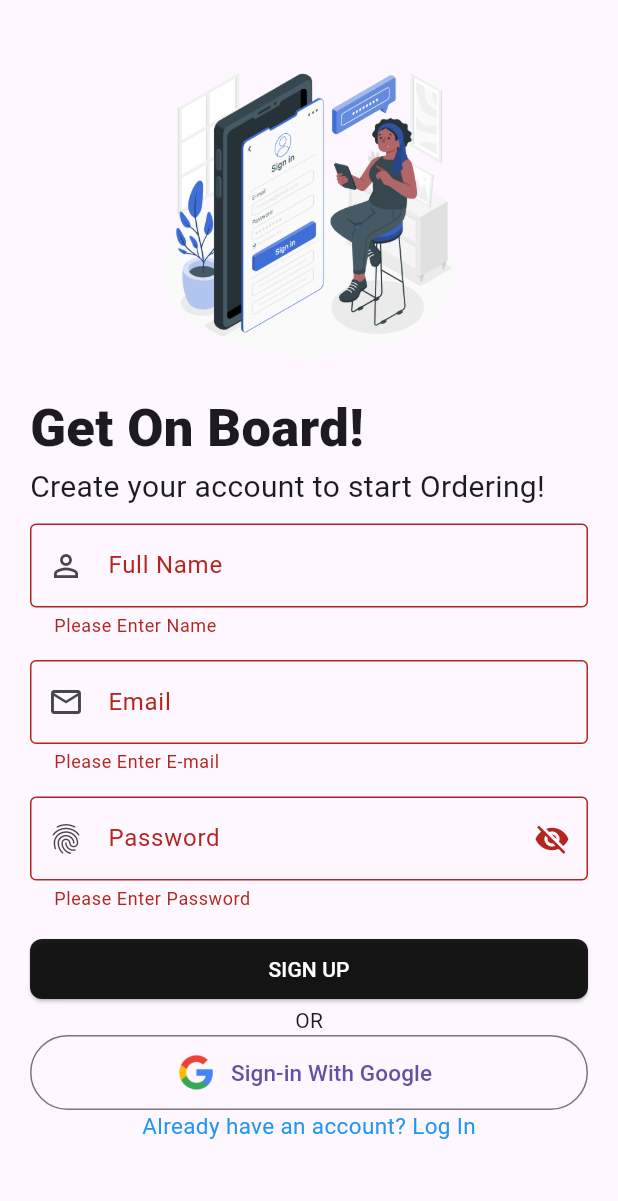
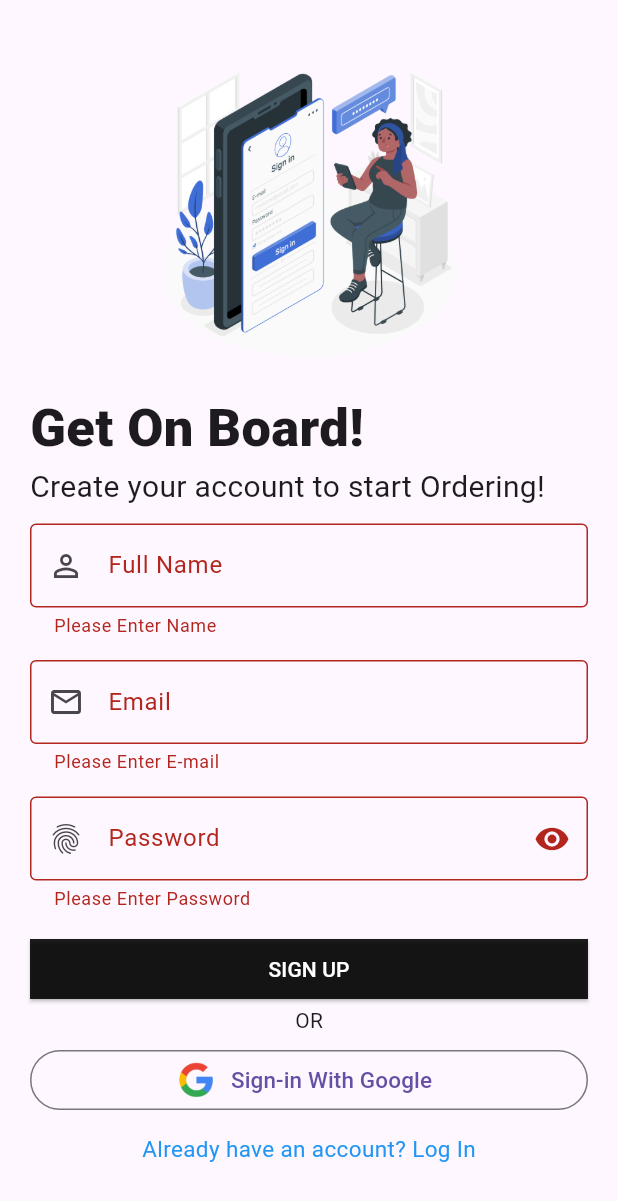
Before and after one commit to yeshabarot/CampusCrave, a Flutter app: the SignUpScreen screen opened directly, after a tap on "SIGN UP", after a tap on "Sign-in With Google", on a phone screen of 412 x 824 dp. Shown: the top 1201 px of the screen. Run offline on Flutter 3.47's test engine with Material 3 defaults, Android fonts, the phone set to English and light mode, and no system bars; our stand-ins replace cloud_firestore, curved_navigation_bar, firebase_auth, firebase_core, firebase_storage, image_picker and 2 more; accounts and stored records are empty; network calls fail.

Commit message:
Update signin_screen.dart

```diff
--- a/lib/screens/signin_screen.dart
+++ b/lib/screens/signin_screen.dart
@@ -1,149 +1,71 @@
-import 'package:firebase_auth/firebase_auth.dart';
-import 'package:flutter/material.dart';
-import 'package:google_sign_in/google_sign_in.dart';
 import 'package:campuscrave/pages/bottomnav.dart';
 import 'package:campuscrave/screens/login_screen.dart';
 import 'package:campuscrave/services/database.dart';
 import 'package:campuscrave/services/shared_pref.dart';
+import 'package:firebase_auth/firebase_auth.dart';
+import 'package:flutter/material.dart';
 import 'package:random_string/random_string.dart';
 
 class SignUpScreen extends StatefulWidget {
-  const SignUpScreen({Key? key}) : super(key: key);
+  const SignUpScreen({super.key});
 
   @override
   State<SignUpScreen> createState() => _SignUpScreenState();
 }
 
 class _SignUpScreenState extends State<SignUpScreen> {
-  final GoogleSignIn _googleSignIn = GoogleSignIn();
-  final FirebaseAuth _auth = FirebaseAuth.instance;
+  String email = "", password = "", name = "";
 
-  String email = "";
-  String password = "";
-  String name = "";
+  TextEditingController namecontroller = new TextEditingController();
 
-  TextEditingController nameController = TextEditingController();
-  TextEditingController passwordController = TextEditingController();
-  TextEditingController emailController = TextEditingController();
+  TextEditingController passwordcontroller = new TextEditingController();
 
-  final _formKey = GlobalKey<FormState>();
+  TextEditingController mailcontroller = new TextEditingController();
 
-  bool _passwordVisible = false;
+  final _formkey = GlobalKey<FormState>();
 
-  void _togglePasswordVisibility() {
-    setState(() {
-      _passwordVisible = !_passwordVisible;
-    });
-  }
+  registration() async {
+    if (password != null) {
+      try {
+        UserCredential userCredential = await FirebaseAuth.instance
+            .createUserWithEmailAndPassword(email: email, password: password);
 
-  Future<void> _signInWithGoogle() async {
-    try {
-      await _googleSignIn.signOut(); // Sign out of current Google session
-
-      final GoogleSignInAccount? googleSignInAccount = await _googleSignIn.signIn();
-      if (googleSignInAccount != null) {
-        final GoogleSignInAuthentication googleSignInAuthentication =
-            await googleSignInAccount.authentication;
-
-        final AuthCredential credential = GoogleAuthProvider.credential(
-          accessToken: googleSignInAuthentication.accessToken,
-          idToken: googleSignInAuthentication.idToken,
-        );
-
-        final UserCredential userCredential = await _auth.signInWithCredential(credential);
-        final User? user = userCredential.user;
-
-        if (user != null) {
-          // Signed in
-          ScaffoldMessenger.of(context).showSnackBar(
-            const SnackBar(
-              content: Text('Sign in with Google succeeded'),
-            ),
-          );
-
-          // Save user information to shared preferences
-          await SharedPreferenceHelper().saveUserName(user.displayName ?? '');
-          await SharedPreferenceHelper().saveUserEmail(user.email ?? '');
-          await SharedPreferenceHelper().saveUserId(user.uid);
-
-          // Navigate to the home page after successful sign-in
-          Navigator.pushReplacement(
-            context,
-            MaterialPageRoute(builder: (context) => const BottomNav()),
-          );
-        } else {
-          // Handle sign-in failure
-          ScaffoldMessenger.of(context).showSnackBar(
-            const SnackBar(
-              content: Text('Failed to sign in with Google'),
-            ),
-          );
-        }
-      }
-    } catch (e) {
-      print(e.toString());
-      ScaffoldMessenger.of(context).showSnackBar(
-        const SnackBar(
-          content: Text('Failed to sign in with Google'),
-        ),
-      );
-    }
-  }
-
-  void _register() async {
-    // Perform registration logic
-    // Replace with your registration logic
-    try {
-      UserCredential userCredential = await FirebaseAuth.instance.createUserWithEmailAndPassword(
-        email: email,
-        password: password,
-      );
-
-      ScaffoldMessenger.of(context).showSnackBar(
-        const SnackBar(
+        ScaffoldMessenger.of(context).showSnackBar((const SnackBar(
+            backgroundColor: Color.fromARGB(255, 22, 210, 50),
             content: Text(
               "Registered Successfully",
-            style: TextStyle(fontSize: 20.0),
-          ),
-        ),
-      );
+              style: TextStyle(fontSize: 20.0, color: Colors.black),
+            ))));
 
         String Id = randomAlphaNumeric(10);
         Map<String, dynamic> addUserInfo = {
-        "Name": nameController.text,
-        "Email": emailController.text,
+          "Name": namecontroller.text,
+          "Email": mailcontroller.text,
           "Id": Id,
         };
         await DatabaseMethods().addUserDetail(addUserInfo, Id);
-      await SharedPreferenceHelper().saveUserName(nameController.text);
-      await SharedPreferenceHelper().saveUserEmail(emailController.text);
+        await SharedPreferenceHelper().saveUserName(namecontroller.text);
+        await SharedPreferenceHelper().saveUserEmail(mailcontroller.text);
         await SharedPreferenceHelper().saveUserId(Id);
         Navigator.pushReplacement(
-        context,
-        MaterialPageRoute(builder: (context) => const BottomNav()),
-      );
-    } on FirebaseAuthException catch (e) {
+            context, MaterialPageRoute(builder: (context) => BottomNav()));
+      } on FirebaseException catch (e) {
         if (e.code == 'weak-password') {
-        ScaffoldMessenger.of(context).showSnackBar(
-          const SnackBar(
+          ScaffoldMessenger.of(context).showSnackBar(const SnackBar(
+              backgroundColor: Colors.orangeAccent,
               content: Text(
                 "Password Provided is too Weak",
                 style: TextStyle(fontSize: 18.0),
-            ),
-          ),
-        );
+              )));
         } else if (e.code == "email-already-in-use") {
-        ScaffoldMessenger.of(context).showSnackBar(
-          const SnackBar(
+          ScaffoldMessenger.of(context).showSnackBar(const SnackBar(
+              backgroundColor: Colors.orangeAccent,
               content: Text(
-              "Account Already Exists",
+                "Account Already exsists",
                 style: TextStyle(fontSize: 18.0),
-            ),
-          ),
-        );
+              )));
         }
-    } catch (e) {
-      print(e.toString());
+      }
     }
   }
 
@@ -154,14 +76,14 @@ class _SignUpScreenState extends State<SignUpScreen> {
       body: SingleChildScrollView(
         child: Container(
           padding: const EdgeInsets.all(20),
-            child: Column(
-              mainAxisAlignment: MainAxisAlignment.center,
-              children: [
+
+          //column
+          child: Column(mainAxisAlignment: MainAxisAlignment.center, children: [
+            //Section 1
             const Image(
                 image: AssetImage("images/SigninIMG.png"),
                 width: 200,
-                  height: 240,
-                ),
+                height: 240),
             const Align(
               alignment: Alignment.centerLeft,
               child: Text(
@@ -171,15 +93,14 @@ class _SignUpScreenState extends State<SignUpScreen> {
             ),
             const Align(
                 alignment: Alignment.centerLeft,
-                  child: Text(
-                    "Create your account to start Ordering!",
-                    style: TextStyle(fontSize: 20),
-                  ),
-                ),
+                child: Text("Create your account to start Ordering!",
+                    style: TextStyle(fontSize: 20))),
             const SizedBox(
               height: 10,
             ),
+            //section 2
             signinForm(),
+            //section 3
             Column(
               crossAxisAlignment: CrossAxisAlignment.center,
               children: [
@@ -187,8 +108,9 @@ class _SignUpScreenState extends State<SignUpScreen> {
                 const SizedBox(
                   height: 0,
                 ),
+                const SizedBox(height: 10),
                 SizedBox(
-                      height: 50,
+                  height: 40,
                   width: double.infinity,
                   child: OutlinedButton.icon(
                     icon: const Image(
@@ -196,47 +118,43 @@ class _SignUpScreenState extends State<SignUpScreen> {
                       width: 30.0,
                       height: 30,
                     ),
-                        onPressed: _signInWithGoogle,
+                    onPressed: () {},
                     label: const Text(
                       "Sign-in With Google",
                       style: TextStyle(fontSize: 15),
                     ),
                   ),
                 ),
+                const SizedBox(height: 15),
                 GestureDetector(
                     onTap: () {
                       Navigator.push(
                           context,
                           MaterialPageRoute(
-                            builder: (context) => const LoginScreen(),
-                          ),
-                        );
+                              builder: (context) => const LoginScreen()));
                     },
                     child: const Text(
                       "Already have an account? Log In",
                       style: TextStyle(fontSize: 15, color: Colors.blue),
+                    ))
+              ],
+            ),
+          ]),
         ),
       ),
-                  ],
-                ),
-              ],
-            ),
-          ),
-        ),
-      ),
-    );
+    ));
   }
 
   Form signinForm() {
     return Form(
-      key: _formKey,
+      key: _formkey,
       child: Container(
         padding: const EdgeInsets.symmetric(vertical: .0),
         child: Column(
           crossAxisAlignment: CrossAxisAlignment.start,
           children: [
             TextFormField(
-              controller: nameController,
+              controller: namecontroller,
               validator: (value) {
                 if (value == null || value.isEmpty) {
                   return 'Please Enter Name';
@@ -247,14 +165,13 @@ class _SignUpScreenState extends State<SignUpScreen> {
                   prefixIcon: Icon(Icons.person_outline_outlined),
                   labelText: "Full Name ",
                   hintText: "Eg. Deep",
-                border: OutlineInputBorder(),
-              ),
+                  border: OutlineInputBorder()),
             ),
             const SizedBox(
               height: 15,
             ),
             TextFormField(
-              controller: emailController,
+              controller: mailcontroller,
               validator: (value) {
                 if (value == null || value.isEmpty) {
                   return 'Please Enter E-mail';
@@ -265,28 +182,27 @@ class _SignUpScreenState extends State<SignUpScreen> {
                   prefixIcon: Icon(Icons.email_outlined),
                   labelText: "Email",
                   hintText: "example@gmail.com",
-                border: OutlineInputBorder(),
-              ),
+                  border: OutlineInputBorder()),
             ),
             const SizedBox(
               height: 15,
             ),
             TextFormField(
-              controller: passwordController,
+              controller: passwordcontroller,
               validator: (value) {
                 if (value == null || value.isEmpty) {
                   return 'Please Enter Password';
                 }
                 return null;
               },
-              obscureText: !_passwordVisible,
-              decoration: InputDecoration(
-                prefixIcon: const Icon(Icons.fingerprint),
+              obscureText: true,
+              decoration: const InputDecoration(
+                prefixIcon: Icon(Icons.fingerprint),
                 labelText: "Password",
                 border: OutlineInputBorder(),
                 suffixIcon: IconButton(
-                  onPressed: _togglePasswordVisibility,
-                  icon: Icon(_passwordVisible ? Icons.visibility : Icons.visibility_off),
+                  onPressed: null,
+                  icon: Icon(Icons.remove_red_eye),
                 ),
               ),
             ),
@@ -295,22 +211,22 @@ class _SignUpScreenState extends State<SignUpScreen> {
               width: double.infinity,
               child: ElevatedButton(
                 onPressed: () async {
-                  if (_formKey.currentState!.validate()) {
+                  if (_formkey.currentState!.validate()) {
                     setState(() {
-                      email = emailController.text;
-                      name = nameController.text;
-                      password = passwordController.text;
+                      email = mailcontroller.text;
+                      name = namecontroller.text;
+                      password = passwordcontroller.text;
                     });
                   }
-                  _register();
+                  registration();
                 },
                 style: ElevatedButton.styleFrom(
-                  padding: const EdgeInsets.symmetric(vertical: 10, horizontal: 40),
+                    padding: const EdgeInsets.symmetric(
+                        vertical: 10,
+                        horizontal: 40), // function to chnage padding
                     backgroundColor: const Color.fromARGB(226, 0, 0, 0),
-                  foregroundColor: Colors.white,
-                  shape: RoundedRectangleBorder(
-                    borderRadius: BorderRadius.circular(8),
-                  ),
+                    foregroundColor: Colors.white, // textcolor
+                    shape: LinearBorder.bottom() //border color and style
                     ),
                 child: const Text("SIGN UP"),
               ),
```
Lines whose indentation alone changed are shown as unchanged.
